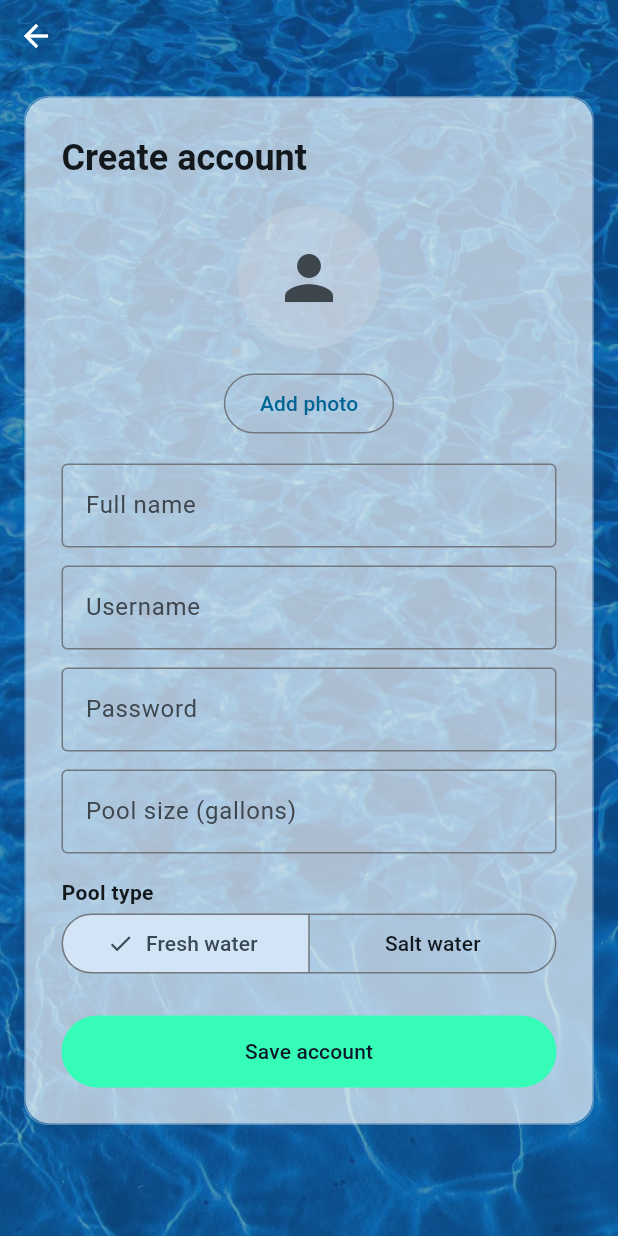
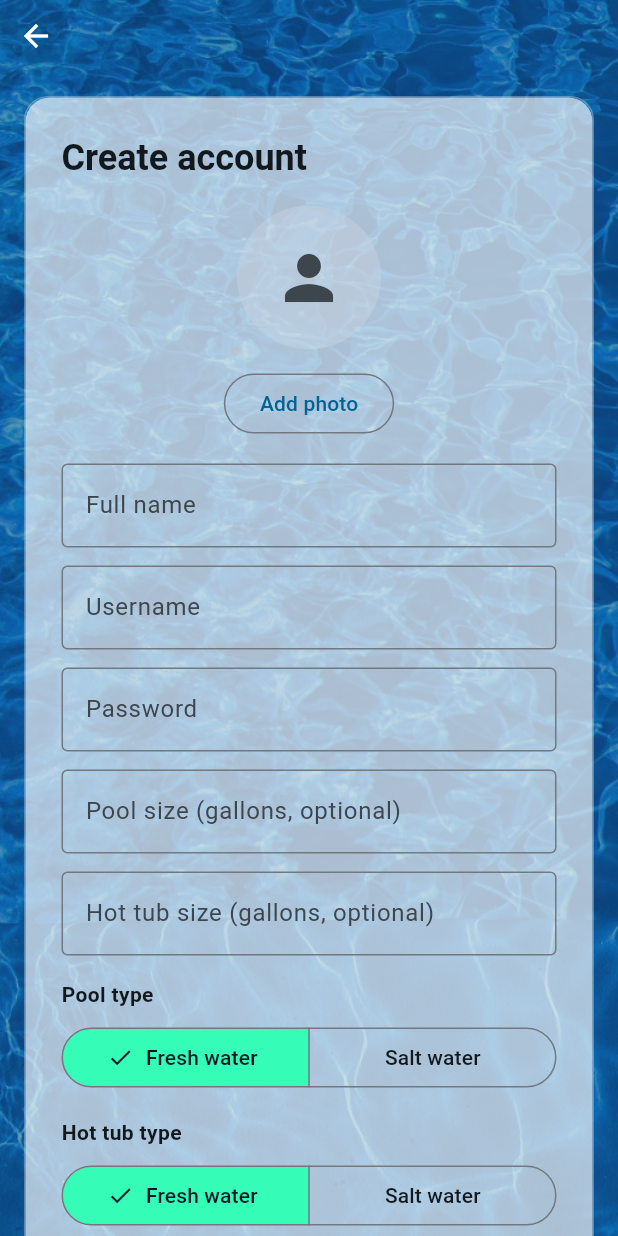
Before and after one commit to rainbow82/SoakSafeFlutter, a Flutter app: the CreateAccountScreen screen opened by its route, on a phone screen of 412 x 824 dp. Run offline on Flutter 3.47's test engine with Material 3 defaults, Android fonts, the phone set to English and light mode, and no system bars; our stand-ins replace file_picker, go_router, image_picker, local_auth, pdf, share_plus and 2 more; missing offline and left inert: pointycastle; accounts and stored records are empty.

Commit message:
Add hot tub tracking on account creation with water type selectors
- Add optional hot tub size and fresh/salt water type on Create Account
- Make pool size optional; require at least one water body
- Persist hot tub salt water (DB v12 migration, model, repository)
- Highlight selected water-type segment in teal-green accent
- Add tool/run_dev.sh dev helper (dynamic icons break `flutter run`)
- Document full Android/iOS build + run workflow in README

Co-authored-by: Cursor <cursoragent@cursor.com>

```diff
--- a/lib/core/constants/app_strings.dart
+++ b/lib/core/constants/app_strings.dart
@@ -27,7 +27,8 @@ abstract final class AppStrings {
   static const chemicalNoPhos = 'No phos';
   static const sectionTasks = 'Tasks';
   static const sectionChemicals = 'Chemicals';
-  static const poolSizeLabel = 'Pool size (gallons)';
+  static const poolSizeLabel = 'Pool size (gallons, optional)';
+  static const hotTubSizeLabel = 'Hot tub size (gallons, optional)';
   static const poolTypeFresh = 'Fresh water';
   static const poolTypeSalt = 'Salt water';
   static const poolAboveGround = 'Above ground';
@@ -38,6 +39,8 @@ abstract final class AppStrings {
   static const errorUsernameTaken = 'That username is already in use.';
   static const errorCreateEmpty = 'Enter your full name, username, and password.';
   static const errorPoolSize = 'Enter your pool size as a whole number greater than zero.';
+  static const errorNoWaterBody =
+      'Enter a pool size or a hot tub size (at least one is required).';
   static const maintenanceReportTitle = 'Maintenance Report';
   static const reportNoEvents = 'No maintenance events saved yet.';
   static const reportCardSubtitle = 'Logged maintenance snapshot';
--- a/lib/core/database/app_database.dart
+++ b/lib/core/database/app_database.dart
@@ -13,7 +13,19 @@ class AppDatabase {
     if (_instance != null) return _instance!;
     final db = await openDatabase(
       join(path, 'soaksafe.db'),
-      version: 10,
+      version: 12,
+      onUpgrade: (database, oldVersion, newVersion) async {
+        if (oldVersion < 11) {
+          await database.execute(
+            'ALTER TABLE users ADD COLUMN hot_tub_size_gallons INTEGER NOT NULL DEFAULT 0',
+          );
+        }
+        if (oldVersion < 12) {
+          await database.execute(
+            'ALTER TABLE users ADD COLUMN hot_tub_salt_water INTEGER NOT NULL DEFAULT 0',
+          );
+        }
+      },
       onCreate: (database, version) async {
         await database.execute('''
           CREATE TABLE users (
@@ -23,7 +35,9 @@ class AppDatabase {
             fullName TEXT NOT NULL,
             pool_size_gallons INTEGER NOT NULL DEFAULT 0,
             pool_salt_water INTEGER NOT NULL DEFAULT 0,
-            pool_above_ground INTEGER NOT NULL DEFAULT 0
+            pool_above_ground INTEGER NOT NULL DEFAULT 0,
+            hot_tub_size_gallons INTEGER NOT NULL DEFAULT 0,
+            hot_tub_salt_water INTEGER NOT NULL DEFAULT 0
           )
         ''');
         await database.execute('''
@@ -116,6 +130,8 @@ class AppDatabase {
       'pool_size_gallons': user.poolSizeGallons,
       'pool_salt_water': user.poolSaltWater ? 1 : 0,
       'pool_above_ground': user.poolAboveGround ? 1 : 0,
+      'hot_tub_size_gallons': user.hotTubSizeGallons,
+      'hot_tub_salt_water': user.hotTubSaltWater ? 1 : 0,
     });
   }
 
@@ -127,6 +143,8 @@ class AppDatabase {
         'pool_size_gallons': user.poolSizeGallons,
         'pool_salt_water': user.poolSaltWater ? 1 : 0,
         'pool_above_ground': user.poolAboveGround ? 1 : 0,
+        'hot_tub_size_gallons': user.hotTubSizeGallons,
+        'hot_tub_salt_water': user.hotTubSaltWater ? 1 : 0,
       },
       where: 'id = ?',
       whereArgs: [user.id],
@@ -259,6 +277,8 @@ class AppDatabase {
         poolSizeGallons: row['pool_size_gallons']! as int,
         poolSaltWater: (row['pool_salt_water']! as int) == 1,
         poolAboveGround: (row['pool_above_ground']! as int) == 1,
+        hotTubSizeGallons: (row['hot_tub_size_gallons'] as int?) ?? 0,
+        hotTubSaltWater: (row['hot_tub_salt_water'] as int?) == 1,
       );
 
   ChecklistRecord _checklistFromRow(Map<String, Object?> row) => ChecklistRecord(
--- a/lib/core/models/models.dart
+++ b/lib/core/models/models.dart
@@ -26,6 +26,8 @@ class UserRecord {
     required this.poolSizeGallons,
     required this.poolSaltWater,
     required this.poolAboveGround,
+    this.hotTubSizeGallons = 0,
+    this.hotTubSaltWater = false,
   });
 
   final int id;
@@ -35,6 +37,8 @@ class UserRecord {
   final int poolSizeGallons;
   final bool poolSaltWater;
   final bool poolAboveGround;
+  final int hotTubSizeGallons;
+  final bool hotTubSaltWater;
 }
 
 class ChecklistRecord {
--- a/lib/data/user_repository.dart
+++ b/lib/data/user_repository.dart
@@ -41,6 +41,8 @@ class UserRepository {
     required String password,
     required int poolSizeGallons,
     required bool poolSaltWater,
+    int hotTubSizeGallons = 0,
+    bool hotTubSaltWater = false,
   }) async {
     final name = fullName.trim();
     final u = username.trim();
@@ -59,6 +61,8 @@ class UserRepository {
         poolSizeGallons: poolSizeGallons,
         poolSaltWater: poolSaltWater,
         poolAboveGround: false,
+        hotTubSizeGallons: hotTubSizeGallons,
+        hotTubSaltWater: hotTubSaltWater,
       ),
     );
     final created = await _db.userById(id);
@@ -97,6 +101,8 @@ class UserRepository {
       poolSizeGallons: poolSizeGallons,
       poolSaltWater: poolSaltWater,
       poolAboveGround: poolAboveGround,
+      hotTubSizeGallons: row.hotTubSizeGallons,
+      hotTubSaltWater: row.hotTubSaltWater,
     );
     await _db.updateUserProfile(updated);
     return (UpdateProfileResult.success, updated);
--- a/lib/screens/create_account_screen.dart
+++ b/lib/screens/create_account_screen.dart
@@ -25,22 +25,29 @@ class _CreateAccountScreenState extends State<CreateAccountScreen> {
   final _username = TextEditingController();
   final _password = TextEditingController();
   final _poolSize = TextEditingController();
+  final _hotTubSize = TextEditingController();
   bool _saltWater = false;
+  bool _hotTubSaltWater = false;
   File? _pendingPhoto;
 
   Future<void> _save() async {
     final repo = context.read<UserRepository>();
     final size = int.tryParse(_poolSize.text.trim()) ?? 0;
-    if (size <= 0) {
-      _snack(AppStrings.errorPoolSize);
+    final hotTubSize = int.tryParse(_hotTubSize.text.trim()) ?? 0;
+    final poolGallons = size < 0 ? 0 : size;
+    final hotTubGallons = hotTubSize < 0 ? 0 : hotTubSize;
+    if (poolGallons <= 0 && hotTubGallons <= 0) {
+      _snack(AppStrings.errorNoWaterBody);
       return;
     }
     final (result, user) = await repo.registerUser(
       fullName: _fullName.text,
       username: _username.text,
       password: _password.text,
-      poolSizeGallons: size,
+      poolSizeGallons: poolGallons,
       poolSaltWater: _saltWater,
+      hotTubSizeGallons: hotTubGallons,
+      hotTubSaltWater: _hotTubSaltWater,
     );
     if (!mounted) return;
     switch (result) {
@@ -65,6 +72,21 @@ class _CreateAccountScreenState extends State<CreateAccountScreen> {
   void _snack(String msg) {
     ScaffoldMessenger.of(context).showSnackBar(SnackBar(content: Text(msg)));
   }
+
+  ButtonStyle get _waterTypeStyle => ButtonStyle(
+        backgroundColor: WidgetStateProperty.resolveWith((states) {
+          if (states.contains(WidgetState.selected)) {
+            return SoakSafeColors.saveButton;
+          }
+          return null;
+        }),
+        foregroundColor: WidgetStateProperty.resolveWith((states) {
+          if (states.contains(WidgetState.selected)) {
+            return SoakSafeColors.saveButtonText;
+          }
+          return null;
+        }),
+      );
 
   @override
   Widget build(BuildContext context) {
@@ -132,15 +154,39 @@ class _CreateAccountScreenState extends State<CreateAccountScreen> {
                             border: OutlineInputBorder(),
                           ),
                         ),
+                        const SizedBox(height: 12),
+                        TextField(
+                          controller: _hotTubSize,
+                          keyboardType: TextInputType.number,
+                          decoration: const InputDecoration(
+                            labelText: AppStrings.hotTubSizeLabel,
+                            border: OutlineInputBorder(),
+                          ),
+                        ),
                         const SizedBox(height: 16),
                         const Text('Pool type', style: TextStyle(fontWeight: FontWeight.w600)),
+                        const SizedBox(height: 8),
                         SegmentedButton<bool>(
+                          style: _waterTypeStyle,
                           segments: const [
                             ButtonSegment(value: false, label: Text(AppStrings.poolTypeFresh)),
                             ButtonSegment(value: true, label: Text(AppStrings.poolTypeSalt)),
                           ],
                           selected: {_saltWater},
                           onSelectionChanged: (s) => setState(() => _saltWater = s.first),
+                        ),
+                        const SizedBox(height: 16),
+                        const Text('Hot tub type', style: TextStyle(fontWeight: FontWeight.w600)),
+                        const SizedBox(height: 8),
+                        SegmentedButton<bool>(
+                          style: _waterTypeStyle,
+                          segments: const [
+                            ButtonSegment(value: false, label: Text(AppStrings.poolTypeFresh)),
+                            ButtonSegment(value: true, label: Text(AppStrings.poolTypeSalt)),
+                          ],
+                          selected: {_hotTubSaltWater},
+                          onSelectionChanged: (s) =>
+                              setState(() => _hotTubSaltWater = s.first),
                         ),
                         const SizedBox(height: 24),
                         SaveButton(label: AppStrings.saveAccount, onPressed: _save),
```
Also changed, not shown: 2 other files.
